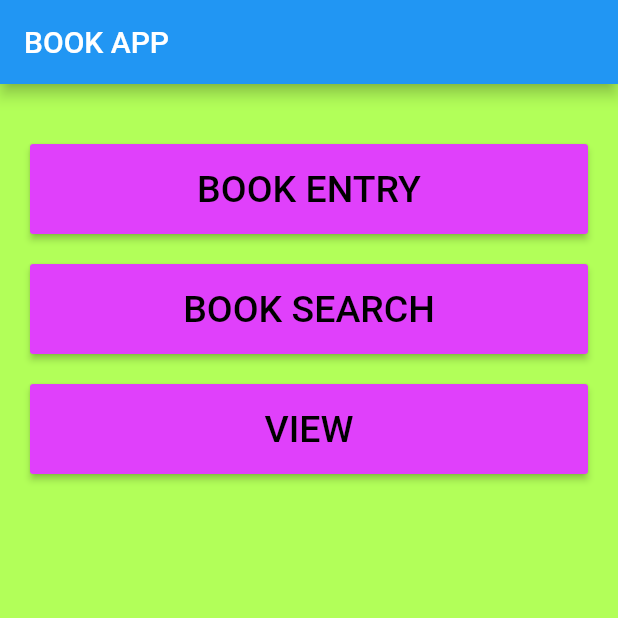
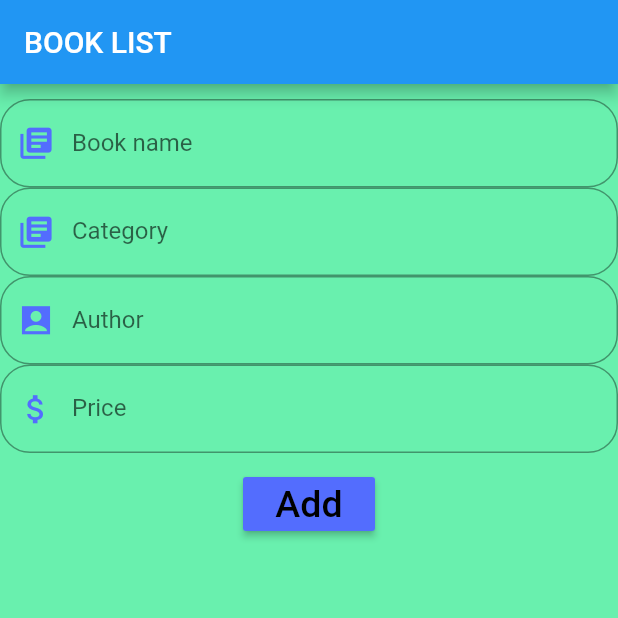
Before and after one commit to divya-k-nair/book-app, a Flutter app: the screen it shows after launch, on a phone screen of 412 x 824 dp, the top half of it. Run offline on Flutter 3.47's test engine with Material 2 defaults, Android fonts, the phone set to English and light mode, and no system bars.

Commit message:
project changed

```diff
--- /dev/null
+++ b/lib/booklist.dart
@@ -0,0 +1,136 @@
+import 'package:flutter/material.dart';
+
+class Booklist extends StatefulWidget {
+
+
+  @override
+  _BooklistState createState() => _BooklistState();
+}
+
+class _BooklistState extends State<Booklist> {
+  TextEditingController name=TextEditingController();
+  TextEditingController cate=TextEditingController();
+  TextEditingController auth=TextEditingController();
+  TextEditingController price=TextEditingController();
+  List bnames=[];
+  List bcate=[];
+  List bauth=[];
+  List bprice=[];
+
+  @override
+  Widget build(BuildContext context) {
+    return MaterialApp(
+      debugShowCheckedModeBanner: false,
+      home: Scaffold(
+        backgroundColor: Colors.greenAccent,
+        appBar: AppBar(
+          title: Text("BOOK LIST"),
+        ),
+        body: SingleChildScrollView(
+          child: Container (
+                child: Column(
+                  children: [
+                    SizedBox(height: 10,),
+                    TextField(
+                      controller: name,
+                      decoration: InputDecoration(
+                        prefixIcon: Icon(Icons.library_books,color: Colors.indigoAccent,size: 25,),
+                        labelText: "Book name",
+                        border: OutlineInputBorder(
+                          borderRadius: BorderRadius.circular(20),
+                        ),
+                      ),
+                    ),
+                    TextField(
+                      controller: cate,
+                      decoration: InputDecoration(
+                        prefixIcon: Icon(Icons.library_books,color: Colors.indigoAccent,size: 25,),
+                        labelText: "Category",
+                        border: OutlineInputBorder(
+                          borderRadius: BorderRadius.circular(20),
+                        ),
+                      ),
+                    ),
+                    TextField(
+                      controller: auth,
+                      decoration: InputDecoration(
+                        prefixIcon: Icon(Icons.account_box_sharp,color: Colors.indigoAccent,size: 25,),
+                        labelText: "Author",
+                        border: OutlineInputBorder(
+                          borderRadius: BorderRadius.circular(20),
+                        ),
+                      ),
+                    ),
+                    TextField(
+                      controller: price,
+                      decoration: InputDecoration(
+                        prefixIcon: Icon(Icons.attach_money,color: Colors.indigoAccent,size: 25,),
+                        labelText: "Price",
+                        border: OutlineInputBorder(
+                          borderRadius: BorderRadius.circular(20),
+                        ),
+                      ),
+                    ),
+                    SizedBox(height: 10,),
+                    RaisedButton(
+                      color: Colors.indigoAccent,
+                      onPressed:(){
+                      var getName=name.text;
+                      var getCategory=cate.text;
+                      var getAuthor=auth.text;
+                      var getPrice=price.text;
+                      print(getName);
+                      print(getCategory);
+                      print(getAuthor);
+                      print(getPrice);
+                      setState(() {
+                        bnames.add(getName);
+                        bcate.add(getCategory);
+                        bauth.add(getAuthor);
+                        bprice.add(getPrice);
+                      });
+
+                    },
+                      child: Text("Add",
+                        style: TextStyle(
+                          color: Colors.black,
+                          fontSize: 25,
+                        ),
+                    ),
+                    ),
+                    ListView.builder(
+                      itemCount: bnames.length==null?0:bnames.length,
+                      shrinkWrap: true,
+                        itemBuilder: (context, index) {
+                          return Card(
+                            color: Colors.lightGreen,
+
+                            child: ListTile(
+                              trailing: GestureDetector(
+                                onTap: (){
+                                  print("Delete clicked"+index.toString());
+                                  setState(() {
+                                    bnames.removeAt(index);
+                                    bcate.removeAt(index);
+                                    bauth.removeAt(index);
+                                    bprice.removeAt(index);
+                                  });
+                                },
+                                  child: Icon(Icons.delete,color: Colors.brown,size: 25,)),
+                              title: Text(bnames[index]),
+                              subtitle: Text("Category:"+bcate[index]+"\n"+"Author:"+bauth[index]+"\n"+"Price:"+bprice[index]),
+                            ),
+                          );
+                        },)
+
+                  ],//children
+                ),
+              ),
+        ),
+
+        ),
+
+
+    );
+  }
+}
--- a/lib/main.dart
+++ b/lib/main.dart
@@ -1,10 +1,11 @@
+import 'package:book_app/booklist.dart';
 import 'package:book_app/menu.dart';
 import 'package:flutter/material.dart';
 import 'package:flutter/widgets.dart';
 
 void main()
 {
-  runApp(App());
+  runApp(Booklist());
 }
 class App extends StatelessWidget {
 
```
